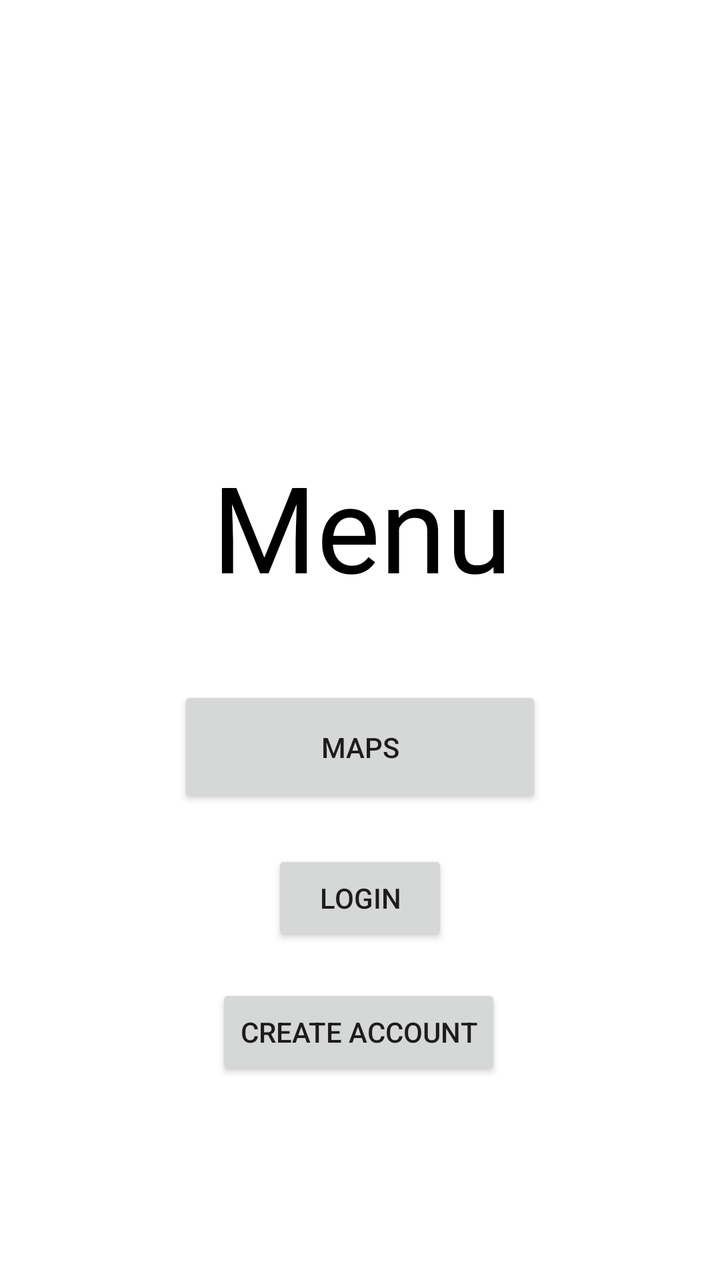
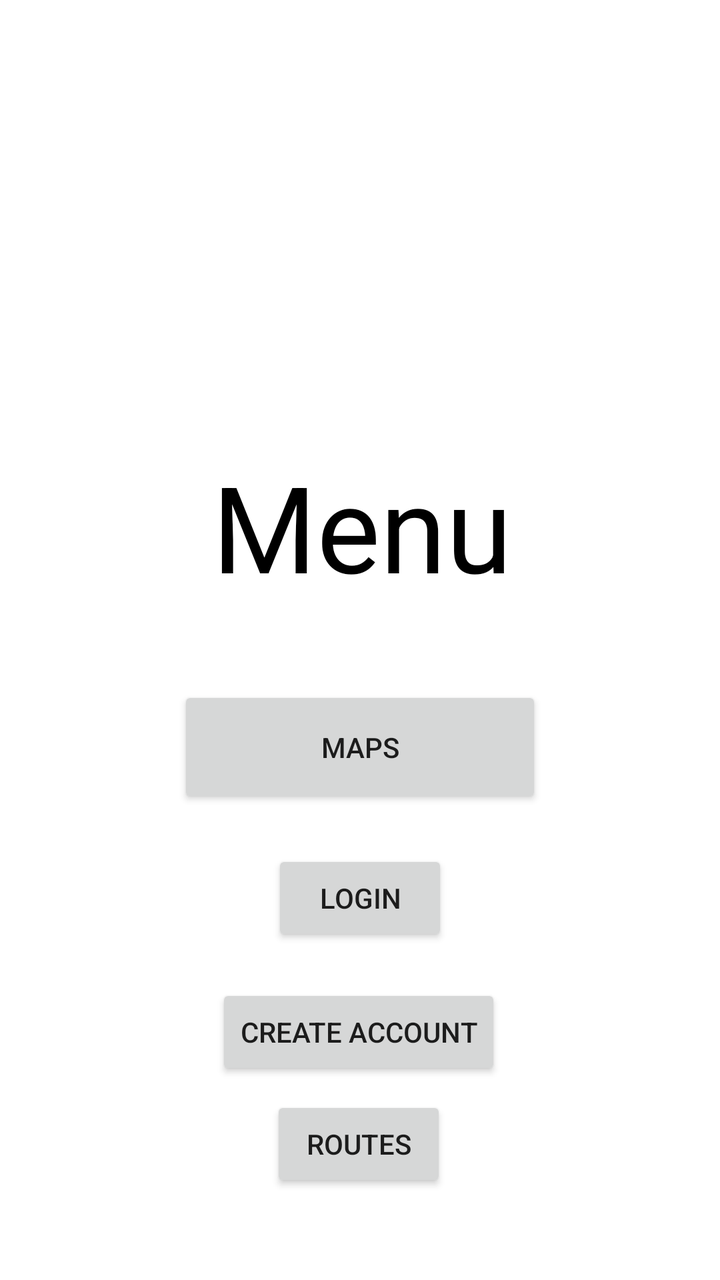

An Android layout rendered at two revisions. The XML below is the earlier revision; the diff shows what the commit changed to produce the second picture.
<!-- AndroidManifest.xml: application theme Theme.MapsAppJava -->
<!-- res/layout/activity_menu.xml -->
<?xml version="1.0" encoding="utf-8"?>
<androidx.constraintlayout.widget.ConstraintLayout xmlns:android="http://schemas.android.com/apk/res/android"
    xmlns:app="http://schemas.android.com/apk/res-auto"
    android:id="@+id/toMapsActivity"
    android:layout_width="match_parent"
    android:layout_height="match_parent">

    <TextView
        android:id="@+id/Menu"
        android:layout_width="wrap_content"
        android:layout_height="wrap_content"
        android:layout_marginTop="223dp"
        android:layout_marginEnd="15dp"
        android:layout_marginBottom="40dp"
        android:gravity="center"
        android:text="@string/menu"
        android:textColor="@color/black"
        android:textSize="60sp"
        app:layout_constraintBottom_toTopOf="@+id/toMapActivity"
        app:layout_constraintEnd_toEndOf="@+id/toMapActivity"
        app:layout_constraintTop_toTopOf="parent" />

    <Button
        android:id="@+id/toMapActivity"
        android:layout_width="182dp"
        android:layout_height="0dp"
        android:layout_marginTop="343dp"
        android:layout_marginBottom="21dp"
        android:onClick="switchToMaps"
        android:text="@string/maps"
        app:layout_constraintBottom_toTopOf="@+id/login_button"
        app:layout_constraintEnd_toEndOf="parent"
        app:layout_constraintStart_toStartOf="parent"
        app:layout_constraintTop_toTopOf="parent" />

    <Button
        android:id="@+id/login_button"
        android:layout_width="wrap_content"
        android:layout_height="wrap_content"
        android:layout_marginBottom="167dp"
        android:onClick="switchToLogin"
        android:text="@string/login"
        app:layout_constraintBottom_toBottomOf="parent"
        app:layout_constraintEnd_toEndOf="parent"
        app:layout_constraintStart_toStartOf="parent"
        app:layout_constraintTop_toBottomOf="@+id/toMapActivity" />

    <Button
        android:id="@+id/goToCreateAccount"
        android:layout_width="wrap_content"
        android:layout_height="wrap_content"
        android:layout_marginBottom="100dp"
        android:onClick="switchToCreateAccount"
        android:text="@string/create_account"
        app:layout_constraintBottom_toBottomOf="parent"
        app:layout_constraintEnd_toEndOf="parent"
        app:layout_constraintHorizontal_bias="0.497"
        app:layout_constraintStart_toStartOf="parent" />
</androidx.constraintlayout.widget.ConstraintLayout>
<!-- resources referenced by this layout -->
<resources>
  <color name="black">#FF000000</color>
  <string name="create_account">Create Account</string>
  <string name="login">Login</string>
  <string name="maps">Maps</string>
  <string name="menu">Menu</string>
  <style name="Theme.MapsAppJava" parent="Theme.MaterialComponents.DayNight.DarkActionBar">
          
          <item name="colorPrimary">@color/purple_500</item>
          <item name="colorPrimaryVariant">@color/purple_700</item>
          <item name="colorOnPrimary">@color/white</item>
          
          <item name="colorSecondary">@color/teal_200</item>
          <item name="colorSecondaryVariant">@color/teal_700</item>
          <item name="colorOnSecondary">@color/black</item>
          
          <item name="android:statusBarColor">?attr/colorPrimaryVariant</item>
          
      </style>
  <color name="purple_500">#FF6200EE</color>
  <color name="purple_700">#FF3700B3</color>
  <color name="white">#FFFFFFFF</color>
  <color name="teal_200">#FF03DAC5</color>
  <color name="teal_700">#FF018786</color>
</resources>

<!-- the commit's change to res/layout/activity_menu.xml (unified diff, before → after) -->
@@ -56,4 +56,16 @@
         app:layout_constraintEnd_toEndOf="parent"
         app:layout_constraintHorizontal_bias="0.497"
         app:layout_constraintStart_toStartOf="parent" />
+
+    <Button
+        android:id="@+id/goToRoutes"
+        android:layout_width="wrap_content"
+        android:layout_height="wrap_content"
+        android:layout_marginBottom="44dp"
+        android:onClick="switchToRoutes"
+        android:text="@string/routes"
+        app:layout_constraintBottom_toBottomOf="parent"
+        app:layout_constraintEnd_toEndOf="parent"
+        app:layout_constraintHorizontal_bias="0.497"
+        app:layout_constraintStart_toStartOf="parent" />
 </androidx.constraintlayout.widget.ConstraintLayout>
<!-- resource entries referenced after the edit -->
@@ -5,6 +5,7 @@
   <string name="login">Login</string>
   <string name="maps">Maps</string>
   <string name="menu">Menu</string>
+  <string name="routes">Routes</string>
   <style name="Theme.MapsAppJava" parent="Theme.MaterialComponents.DayNight.DarkActionBar">
           
           <item name="colorPrimary">@color/purple_500</item>
